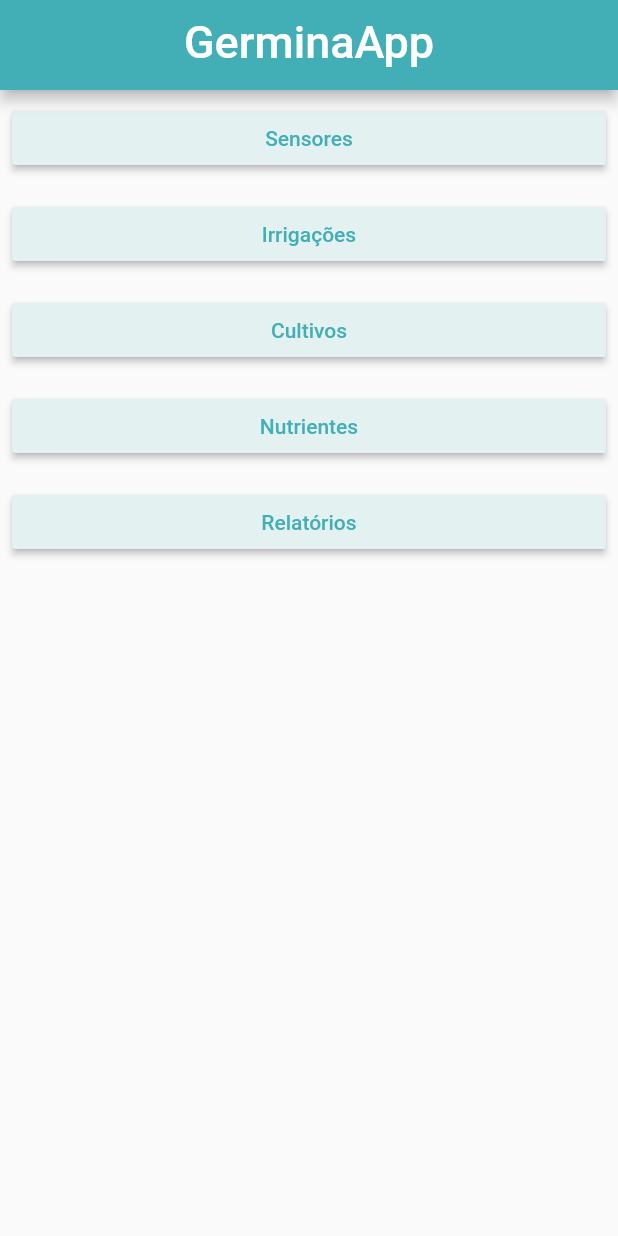
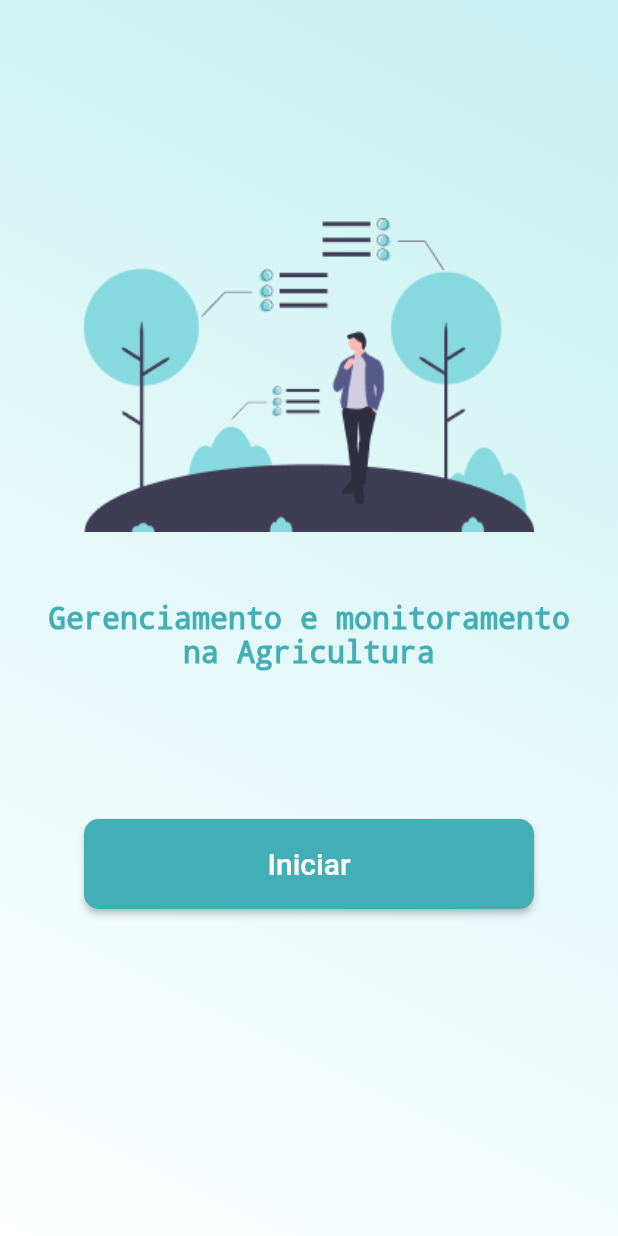
Before and after one commit to wthadeo/germinaApp, a Flutter app: the screen it shows after launch, on a phone screen of 412 x 824 dp. Run offline on Flutter 3.47's test engine with Material 2 defaults, Android fonts, the phone set to English and light mode, and no system bars.

Commit message:
IntroPage OK

```diff
--- /dev/null
+++ b/germina_app/lib/constants.dart
@@ -0,0 +1,11 @@
+import 'package:flutter/material.dart';
+
+final ButtonStyle raisedButtonStyle = ElevatedButton.styleFrom(
+  onPrimary: const Color.fromRGBO(66, 174, 181, 95),
+  primary: const Color.fromRGBO(228, 241, 241, 8),
+  minimumSize: const Size(88, 100),
+  padding: const EdgeInsets.symmetric(horizontal: 16),
+  shape: const RoundedRectangleBorder(
+    borderRadius: BorderRadius.all(Radius.circular(10)),
+  ),
+);
--- a/germina_app/lib/main.dart
+++ b/germina_app/lib/main.dart
@@ -1,6 +1,7 @@
 import 'package:flutter/material.dart';
 import 'package:germina_app/screens/crops/crops.dart';
 import 'package:germina_app/screens/home_page.dart';
+import 'package:germina_app/screens/intro_page.dart';
 import 'package:germina_app/screens/irrigations/irrigations.dart';
 import 'package:germina_app/screens/nutrients/nutrients.dart';
 import 'package:germina_app/screens/reports/reports.dart';
@@ -25,6 +26,8 @@
 
 
 class MyApp extends StatelessWidget {
+  const MyApp({Key? key}) : super(key: key);
+
   // This widget is the root of your application.
   @override
   Widget build(BuildContext context) {
@@ -33,10 +36,10 @@
       theme: ThemeData(
         primarySwatch: MaterialColor(0xFF42AEB5, color),
       ),
-      initialRoute: '/homePage',
+      initialRoute: '/',
       routes:
       {
-        //'/': (context) => IntroPage(),
+        '/': (context) => IntroPage(),
         '/homePage': (context) => const HomePage(),
         //ROTAS DAS PAGINAS DE SENSORES
         '/sensors': (context) => SensorsPage(),
--- a/germina_app/lib/screens/home_page.dart
+++ b/germina_app/lib/screens/home_page.dart
@@ -1,36 +1,26 @@
 import 'package:flutter/material.dart';
-import 'package:germina_app/screens/sensors/sensors.dart';
+
+import '../constants.dart';
 
 class HomePage extends StatelessWidget {
-
   const HomePage({Key? key}) : super(key: key);
 
   //final String title;
 
   @override
   Widget build(BuildContext context) {
-    return Scaffold
-    (
-      appBar: PreferredSize
-      (
-        preferredSize: Size.fromHeight(60),
-        child: AppBar
-        (
+    return Scaffold(
+      appBar: AppBar(
         centerTitle: true,
-          title: Text
-          (
+        title: const Text(
           "GerminaApp",
-            style: TextStyle(color: Colors.white, fontSize: 30.0),
+          style: TextStyle(color: Colors.white, fontSize: 20.0),
         ),
         backgroundColor: Color.fromRGBO(66, 174, 181, 95),
       ),
-      ),
-      body: Container
-      (
-        child: Column
-        (
-          children: <Widget>
-          [
+      body: Container(
+        child: Column(
+          children: <Widget>[
             buttonMenu('Sensores', context, '/sensors'),
             buttonMenu('Irrigações', context, '/irrigations'),
             buttonMenu('Cultivos', context, '/crops'),
@@ -41,34 +31,21 @@ class HomePage extends StatelessWidget {
       ),
     );
   }
-
 }
 
-final ButtonStyle raisedButtonStyle = ElevatedButton.styleFrom(
-  onPrimary: Color.fromRGBO(66, 174, 181, 95),
-  primary: Color.fromRGBO(228, 241, 241, 8),
-  minimumSize: Size(88, 36),
-  padding: EdgeInsets.symmetric(horizontal: 16),
-  shape: const RoundedRectangleBorder(
-    borderRadius: BorderRadius.all(Radius.circular(2)),
-  ),
-);
-
-Widget buttonMenu (String title, dynamic context, String nextPage){
-
+Widget buttonMenu(String title, dynamic context, String nextPage) {
   return Row(
     children: <Widget>[
       Expanded(
         flex: 1,
         child: Padding(
-                    padding: const EdgeInsets.all(8.0),
+          padding: const EdgeInsets.fromLTRB(20.0, 12.0, 20.0, 12.0),
           child: ElevatedButton(
               style: raisedButtonStyle,
-                      onPressed: (){
+              onPressed: () {
                 Navigator.pushNamed(context, nextPage);
               },
-                      child: Text(title)
-                    ),
+              child: Text(title)),
         ),
       ),
     ],
--- a/germina_app/lib/screens/intro_page.dart
+++ b/germina_app/lib/screens/intro_page.dart
@@ -0,0 +1,62 @@
+import 'package:flutter/material.dart';
+import 'package:germina_app/screens/home_page.dart';
+
+import '../constants.dart';
+
+class IntroPage extends StatelessWidget {
+  const IntroPage({Key? key}) : super(key: key);
+
+  @override
+  Widget build(BuildContext context) {
+    return Container(
+      decoration: const BoxDecoration(
+          gradient: LinearGradient(
+              begin: Alignment.topRight,
+              end: Alignment.bottomLeft,
+              colors: [Color.fromRGBO(200, 241, 241, 8), Colors.white])),
+      child: Column(
+        children: [
+          const SizedBox(
+            height: 100.0,
+          ),
+          SizedBox(
+              height: 300.0,
+              width: 300.0,
+              child: Image.asset('lib/assets/images/logo.png')),
+          const SizedBox(
+            child: Padding(
+              padding: EdgeInsets.only(left: 20.0, right: 20.0),
+              child: Text(
+                'Gerenciamento e monitoramento na Agricultura',
+                textAlign: TextAlign.center,
+                style: TextStyle(
+                  fontSize: 20.0,
+                  fontWeight: FontWeight.w900,
+                  color: Color.fromRGBO(66, 174, 181, 1),
+                  decoration: TextDecoration.none,
+                ),
+              ),
+            ),
+          ),
+          const SizedBox(
+            height: 100.0,
+          ),
+          ElevatedButton(
+              style: ElevatedButton.styleFrom(
+                  onPrimary: const Color.fromRGBO(255, 255, 255, 1),
+                  primary: const Color.fromRGBO(66, 174, 181, 1),
+                  minimumSize: const Size(300, 60),
+                  padding: const EdgeInsets.symmetric(horizontal: 16),
+                  shape: const RoundedRectangleBorder(
+                    borderRadius: BorderRadius.all(Radius.circular(10)),
+                  )),
+              onPressed: () {
+                Navigator.of(context).push(
+                    MaterialPageRoute(builder: (context) => HomePage()));
+              },
+              child: Text('Iniciar', style: TextStyle(fontSize: 20.0),)),
+        ],
+      ),
+    );
+  }
+}
--- a/germina_app/pubspec.yaml
+++ b/germina_app/pubspec.yaml
@@ -58,8 +58,8 @@ flutter:
   uses-material-design: true
 
   # To add assets to your application, add an assets section, like this:
-  # assets:
-  #   - images/a_dot_burr.jpeg
+  assets:
+    - lib/assets/images/logo.png
   #   - images/a_dot_ham.jpeg
 
   # An image asset can refer to one or more resolution-specific "variants", see
```
Also changed, not shown: germina_app/lib/assets/images/logo.png (added). Lines whose indentation alone changed are shown as unchanged.
